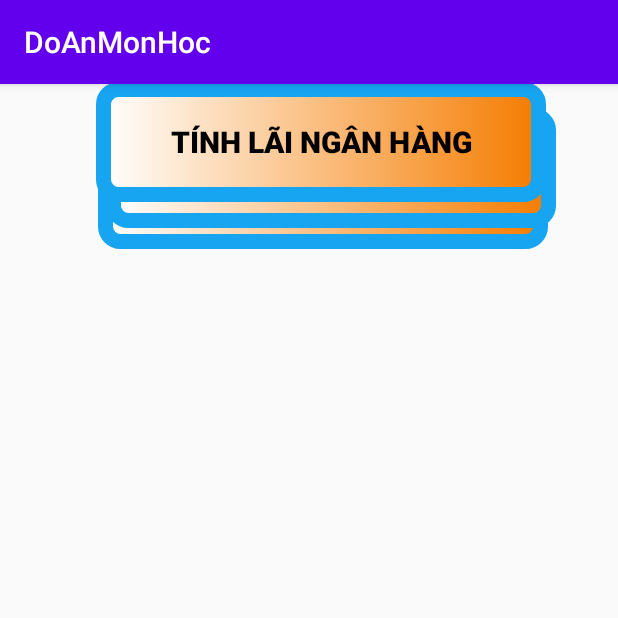
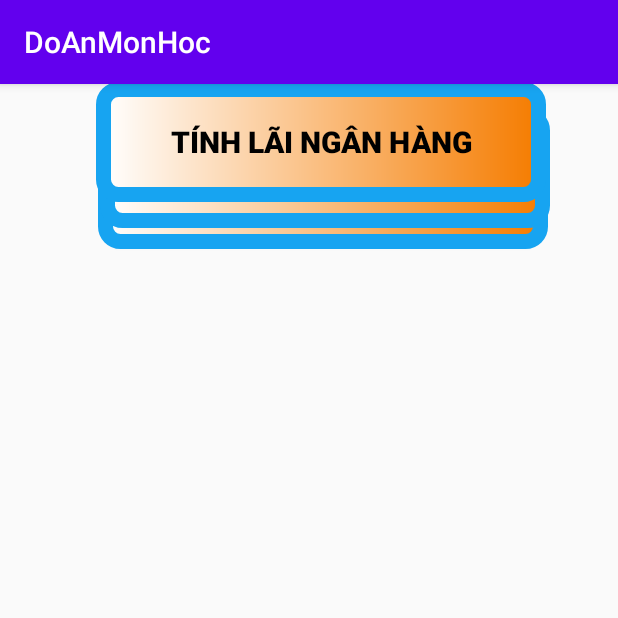
Before and after one commit to Ngo-Ngoc-Minh-Sang/DoAnAndroid, an Android app: the screen it shows after launch (MainActivityPhong), on a phone screen of 412 x 824 dp, the top half of it. Run offline under Robolectric (Android 15) with nearby library versions, the phone set to English and light mode, and no system bars.

Commit message:
Phong commit

```diff
--- a/app/src/main/java/com/example/doanmonhoc/FragmentBaoCao.java
+++ b/app/src/main/java/com/example/doanmonhoc/FragmentBaoCao.java
@@ -26,8 +26,8 @@ public class FragmentBaoCao extends Fragment {
         View view = inflater.inflate(R.layout.fragment_bao_cao, container, false);
         tabLayout=view.findViewById(R.id.tab_baocao);
         viewPager=view.findViewById(R.id.view_pager_baocao);
-        //ViewPagerAdapterBaoCao adapterBaoCao=new ViewPagerAdapterBaoCao(getChildFragmentManager(), FragmentStatePagerAdapter.BEHAVIOR_RESUME_ONLY_CURRENT_FRAGMENT);
-        //viewPager.setAdapter(adapterBaoCao);
+        ViewPagerAdapterBaoCao adapterBaoCao=new ViewPagerAdapterBaoCao(getChildFragmentManager(), FragmentStatePagerAdapter.BEHAVIOR_RESUME_ONLY_CURRENT_FRAGMENT);
+        viewPager.setAdapter(adapterBaoCao);
         tabLayout.setupWithViewPager(viewPager);
         return view;
     }
--- a/app/src/main/java/com/example/doanmonhoc/MainActivityDat.java
+++ b/app/src/main/java/com/example/doanmonhoc/MainActivityDat.java
@@ -22,7 +22,6 @@ public class MainActivityDat extends AppCompatActivity {
         btnbar=(Button)findViewById(R.id.btnbar);
         btndoitien=(Button)findViewById(R.id.btndoitien);
         btntienlai=(Button)findViewById(R.id.btntienlai);
-        btnLichSu=(Button)findViewById(R.id.btnLichSu);
 
         btnbar.setOnClickListener(new View.OnClickListener() {
             @Override
--- a/app/src/main/java/com/example/doanmonhoc/ViewPagerAdapter.java
+++ b/app/src/main/java/com/example/doanmonhoc/ViewPagerAdapter.java
@@ -10,8 +10,8 @@ import androidx.fragment.app.FragmentManager;
 import androidx.fragment.app.FragmentStatePagerAdapter;
 import androidx.viewpager2.adapter.FragmentStateAdapter;
 
-//import com.example.doanmonhoc.sang.Phuong_BaoCao_Thang_Fragment;
-//import com.example.doanmonhoc.sang.Phuong_Tk_TuyChon_Fragment;
+import com.example.doanmonhoc.sang.Phuong_BaoCao_Thang_Fragment;
+import com.example.doanmonhoc.sang.Phuong_Tk_TuyChon_Fragment;
 
 public class ViewPagerAdapter extends FragmentStatePagerAdapter {
     public ViewPagerAdapter(@NonNull FragmentManager fm, int behavior) {
@@ -33,7 +33,7 @@ public class ViewPagerAdapter extends FragmentStatePagerAdapter {
             case 4:
                 return new FragmentKhac();
             default:
-                return new FragmentTongQuan();
+                return new FragmentAdd();
         }
 
     }
--- a/app/src/main/res/layout/fragment_tong_quan.xml
+++ b/app/src/main/res/layout/fragment_tong_quan.xml
@@ -25,7 +25,7 @@
         android:layout_width="300dp"
         android:layout_height="80dp"
         android:layout_marginLeft="46dp"
-        android:layout_marginRight="31dp"
+        android:layout_marginRight="35dp"
         android:background="@drawable/custom_button"
         android:layout_gravity="center"
         android:layout_marginBottom="450px"
```
